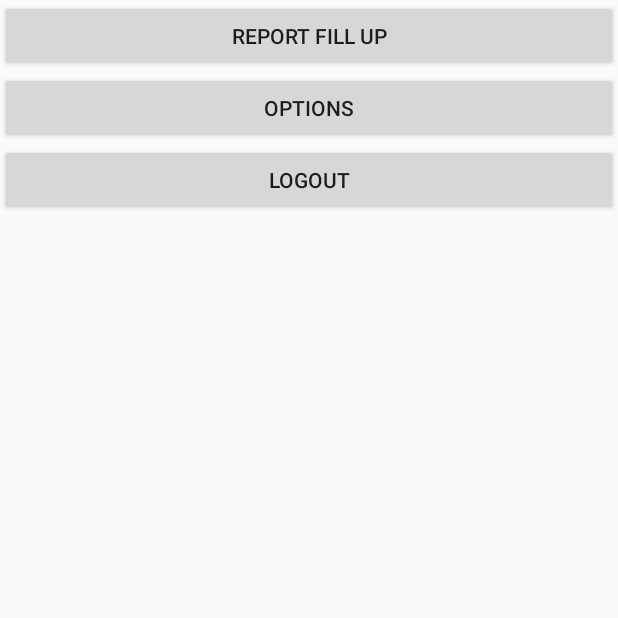
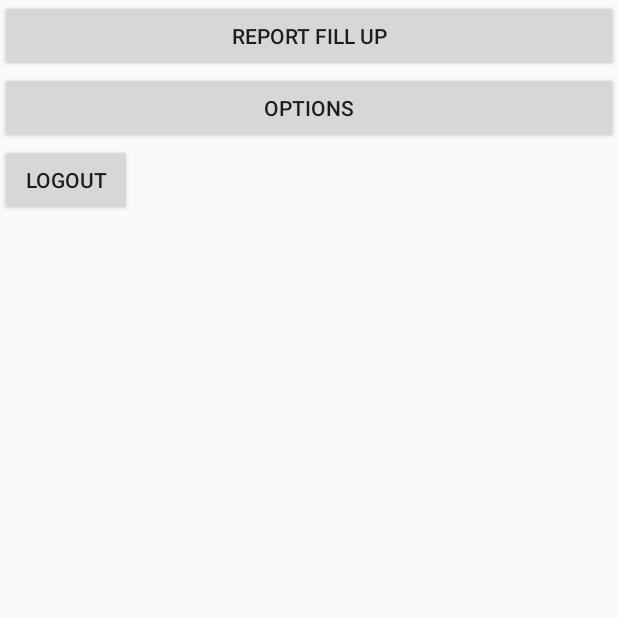
Before and after one commit to echancrure/Intent_Demo, an Android app: the screen it shows after launch (MainActivity), on a phone screen of 412 x 824 dp, the top half of it. Run offline under Robolectric (Android 15) with nearby library versions, the phone set to English and light mode, and no system bars.

```diff
--- a/app/src/main/res/layout/activity_main.xml
+++ b/app/src/main/res/layout/activity_main.xml
@@ -27,8 +27,9 @@
 
         <Button
             android:id="@+id/logOut"
-            android:layout_width="match_parent"
+            android:layout_width="wrap_content"
             android:layout_height="wrap_content"
+            android:onClick="logoutClicked"
             android:text="Logout" />
     </LinearLayout>
 </androidx.constraintlayout.widget.ConstraintLayout>
```
Also changed, not shown: app/src/main/java/com/example/myapplication/view/MainActivity.java (+4 -30 lines).
